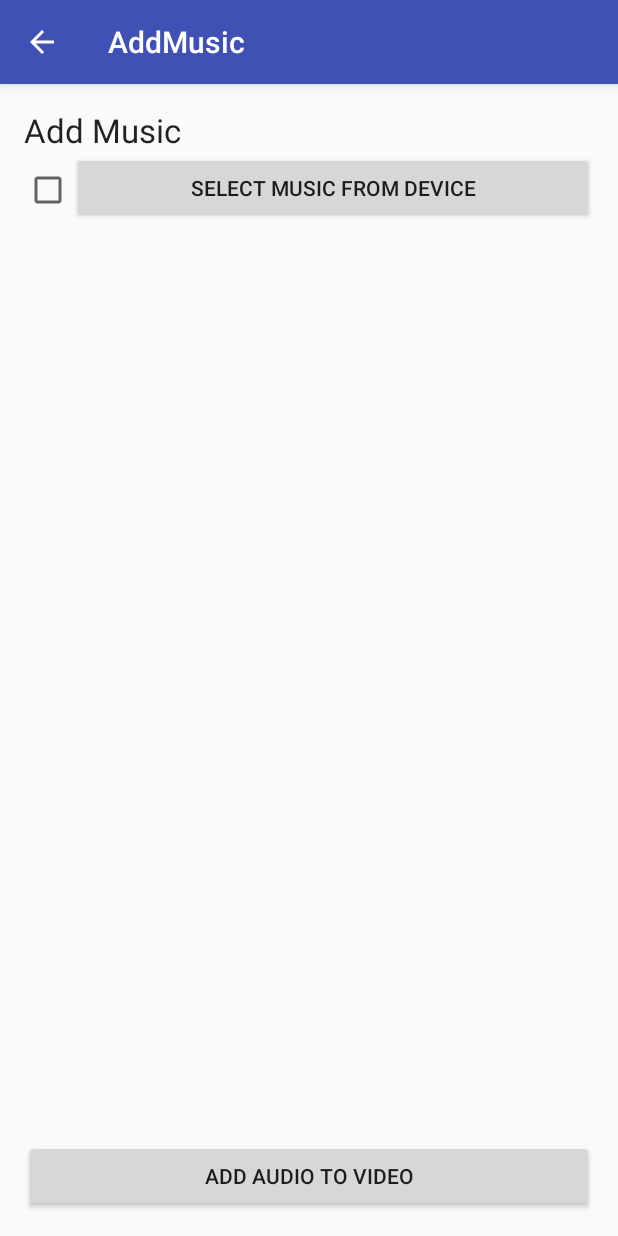
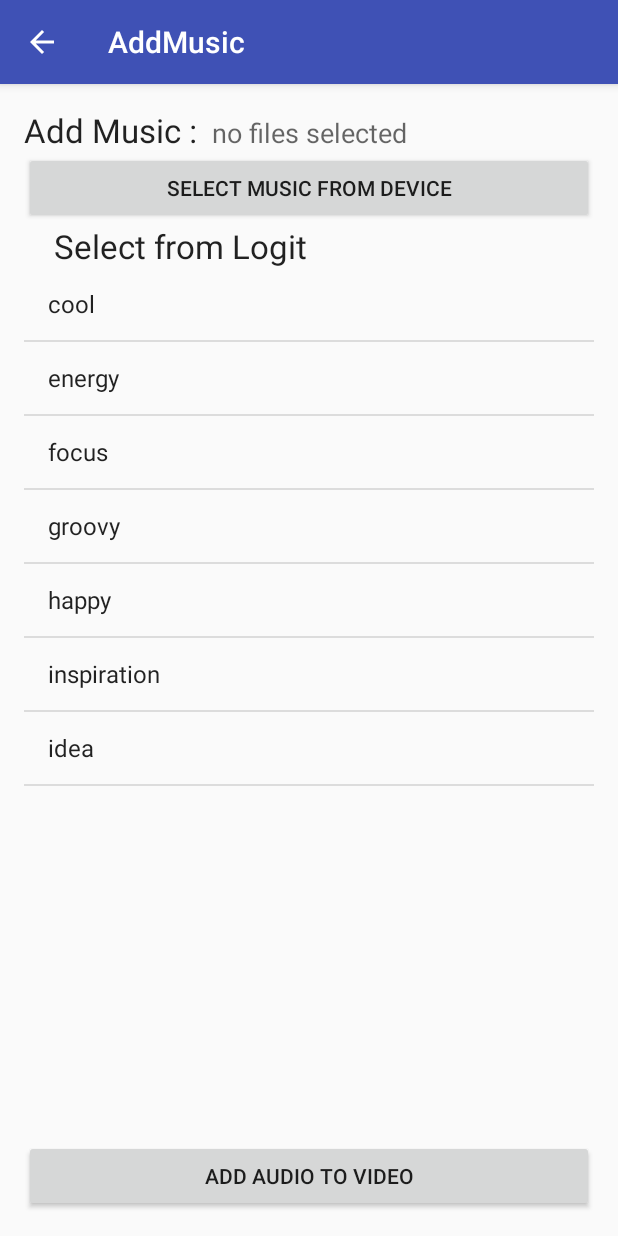
Before and after one commit to akhilraj95/LogIt, an Android app: the AddMusic screen opened directly, with no data from a screen before it, on a phone screen of 412 x 824 dp. Run offline under Robolectric (Android 15) with nearby library versions, the phone set to English and light mode, and no system bars; libraries missing offline, so code that uses them is left out: com.coremedia.iso, com.googlecode.mp4parser, com.mpatric.mp3agic; 4 statements that could not run were skipped.

Commit message:
Add App Music Completed

```diff
--- a/app/src/main/java/com/achilles/akhilraj/logit/AddMusic.java
+++ b/app/src/main/java/com/achilles/akhilraj/logit/AddMusic.java
@@ -5,6 +5,7 @@ import android.content.Context;
 import android.content.Intent;
 import android.content.IntentSender;
 import android.database.Cursor;
+import android.media.MediaPlayer;
 import android.net.Uri;
 import android.os.Bundle;
 import android.os.Environment;
@@ -15,8 +16,12 @@ import android.support.v7.app.AppCompatActivity;
 import android.support.v7.widget.Toolbar;
 import android.util.Log;
 import android.view.View;
+import android.widget.AdapterView;
+import android.widget.ArrayAdapter;
 import android.widget.Button;
 import android.widget.CheckBox;
+import android.widget.ListView;
+import android.widget.TextView;
 import android.widget.Toast;
 
 import com.coremedia.iso.IsoFile;
@@ -35,7 +40,11 @@ import com.mpatric.mp3agic.NotSupportedException;
 import com.mpatric.mp3agic.UnsupportedTagException;
 
 import java.io.File;
+import java.io.FileNotFoundException;
+import java.io.FileOutputStream;
 import java.io.IOException;
+import java.io.InputStream;
+import java.io.OutputStream;
 import java.io.RandomAccessFile;
 import java.net.URI;
 import java.nio.channels.FileChannel;
@@ -48,7 +57,13 @@ public class AddMusic extends AppCompatActivity {
 
     static final int REQ_CODE_PICK_SOUNDFILE = 707;
     Uri audioFileUri;
+    String realpathtomusic;
     private DBHelper mydb ;
+    TextView musicname;
+
+
+        String appmusic[] = {"cool","energy","focus","groovy","happy","inspiration","idea"};
+        String appdir[] = {"cool.mp3","energy.mp3","focus.mp3","groovy.mp3","happy.mp3","inspiration.mp3","littleidea.mp3"};
 
     @Override
     protected void onCreate(Bundle savedInstanceState) {
@@ -85,7 +100,78 @@ public class AddMusic extends AppCompatActivity {
             }
         });
 
-        final CheckBox checkbox = (CheckBox) findViewById(R.id.checkBoxcustommusicaddmusic);
+
+        //appmusic list view
+         musicname = (TextView) findViewById(R.id.textViewmusicname);
+        ListView appmusiclist = (ListView) findViewById(R.id.listViewmusic);
+        ArrayAdapter<String> adapter = new ArrayAdapter<String>(this, android.R.layout.simple_list_item_1, android.R.id.text1, appmusic);
+        appmusiclist.setAdapter(adapter);
+
+        appmusiclist.setOnItemClickListener(new AdapterView.OnItemClickListener() {
+            @Override
+            public void onItemClick(AdapterView<?> parent, View view, int position, long id) {
+
+                try {
+                    String tdir = Environment.getExternalStorageDirectory() + "/Logit/music-cache/"+appdir[position];
+                    InputStream is = getAssets().open(appdir[position]);
+                    File tranfermusic = new File(tdir);
+                    if (!tranfermusic.exists()) {
+                        File t = new File(Environment.getExternalStorageDirectory() + "/Logit/music-cache/");
+                        if (!t.exists()) {
+                            t.mkdir();
+                        }
+                        tranfermusic.createNewFile();
+
+                        OutputStream out = new FileOutputStream(tranfermusic);
+                        copyFile(is, out);
+                    }
+
+
+                    audioFileUri = Uri.parse(tdir);
+                    realpathtomusic = audioFileUri.getPath();
+                    musicname.setText(appmusic[position]);
+
+                } catch (FileNotFoundException e) {
+                    e.printStackTrace();
+                } catch (IOException e) {
+                    e.printStackTrace();
+                }
+            }
+        });
+
+        appmusiclist.setOnItemLongClickListener(new AdapterView.OnItemLongClickListener() {
+            @Override
+            public boolean onItemLongClick(AdapterView<?> parent, View view, int position, long id) {
+
+                try {
+                    InputStream is = getAssets().open(appdir[position]);
+                    String tdir = Environment.getExternalStorageDirectory() + "/Logit/music-cache/"+appdir[position];
+                    File tranfermusic = new File(tdir);
+                    if(!tranfermusic.exists())
+                    {
+                        File t = new File(Environment.getExternalStorageDirectory() + "/Logit/music-cache/");
+                        if(!t.exists())
+                        {
+                            t.mkdir();
+                        }
+                        tranfermusic.createNewFile();
+                        OutputStream out = new FileOutputStream(tranfermusic);
+                        copyFile(is,out);
+                    }
+                    Uri uritemp  = Uri.parse(tdir);
+                   // realpathtomusic = audioFileUri.getPath();
+                    Intent intent = new Intent(Intent.ACTION_VIEW, uritemp);
+                    intent.setDataAndType( Uri.parse("file:///"+Environment.getExternalStorageDirectory() + "/Logit/music-cache/"+appdir[position]), "audio/*");
+                    startActivity(intent);
+
+                    startActivity(intent);
+                } catch (IOException e) {
+                    e.printStackTrace();
+                }
+                return false;
+            }
+        });
+
 
         Button buttonmerge = (Button) findViewById(R.id.buttonmergeaudioaddmusic);
         buttonmerge.setOnClickListener(new View.OnClickListener() {
@@ -93,8 +179,7 @@ public class AddMusic extends AppCompatActivity {
             public void onClick(View v) {
 
                 //using custommusic
-                    if(checkbox.isChecked())
-                    {
+
                         MovieCreator mc = new MovieCreator();
                         Movie movie = new Movie();
                         try {
@@ -113,7 +198,7 @@ public class AddMusic extends AppCompatActivity {
                                 }
                             Movie result = new Movie();
                                 //removing headers
-                                Mp3File mp3file = new Mp3File(getRealPathFromURI(AddMusic.this,audioFileUri));
+                                Mp3File mp3file = new Mp3File(realpathtomusic);
                                 if (mp3file.hasId3v1Tag()) {
                                     mp3file.removeId3v1Tag();
                                     Log.d("MP3agic","removeId3v1Tag");
@@ -172,8 +257,16 @@ public class AddMusic extends AppCompatActivity {
                             Toast.makeText(AddMusic.this, "Failed", Toast.LENGTH_SHORT).show();
                         }
                     }
-            }
+
         });
+    }
+
+    private void copyFile(InputStream in, OutputStream out) throws IOException {
+        byte[] buffer = new byte[1024];
+        int read;
+        while((read = in.read(buffer)) != -1){
+            out.write(buffer, 0, read);
+        }
     }
 
     public String getRealPathFromURI(Context context, Uri contentUri) {
@@ -196,6 +289,8 @@ public class AddMusic extends AppCompatActivity {
         if (requestCode == REQ_CODE_PICK_SOUNDFILE && resultCode == Activity.RESULT_OK){
             if ((data != null) && (data.getData() != null)){
                 audioFileUri = data.getData();
+                realpathtomusic= getRealPathFromURI(AddMusic.this,audioFileUri);
+                musicname.setText("custom music");
                 Toast.makeText(AddMusic.this, "audio selected", Toast.LENGTH_SHORT).show();
                 // Now you can use that Uri to get the file path, or upload it, ...
             }
--- a/app/src/main/res/layout/content_add_music.xml
+++ b/app/src/main/res/layout/content_add_music.xml
@@ -16,22 +16,31 @@
         android:layout_alignParentTop="true"
         android:layout_centerHorizontal="true">
 
-        <TextView
-            android:layout_width="wrap_content"
-            android:layout_height="wrap_content"
-            android:textAppearance="?android:attr/textAppearanceLarge"
-            android:text="Add Music"
-            android:id="@+id/textView9" />
+        <LinearLayout
+            android:orientation="horizontal"
+            android:layout_width="match_parent"
+            android:layout_height="wrap_content">
+
+            <TextView
+                android:layout_width="wrap_content"
+                android:layout_height="wrap_content"
+                android:textAppearance="?android:attr/textAppearanceLarge"
+                android:text="Add Music :"
+                android:id="@+id/textView9" />
+
+            <TextView
+                android:layout_width="wrap_content"
+                android:layout_height="wrap_content"
+                android:textAppearance="?android:attr/textAppearanceMedium"
+                android:text="no files selected"
+                android:id="@+id/textViewmusicname"
+                android:paddingLeft="10dp" />
+        </LinearLayout>
 
         <LinearLayout
             android:orientation="horizontal"
             android:layout_width="match_parent"
-            android:layout_height="match_parent">
-
-            <CheckBox
-                android:layout_width="wrap_content"
-                android:layout_height="51dp"
-                android:id="@+id/checkBoxcustommusicaddmusic" />
+            android:layout_height="wrap_content">
 
             <Button
                 android:layout_width="match_parent"
@@ -42,6 +51,28 @@
 
         </LinearLayout>
 
+        <LinearLayout
+            android:orientation="horizontal"
+            android:layout_width="match_parent"
+            android:layout_height="wrap_content">
+
+            <TextView
+                android:layout_width="wrap_content"
+                android:layout_height="wrap_content"
+                android:textAppearance="?android:attr/textAppearanceLarge"
+                android:text="Select from Logit "
+                android:id="@+id/textView6"
+                android:paddingLeft="20dp" />
+
+        </LinearLayout>
+
+        <ListView
+            android:layout_width="match_parent"
+            android:layout_height="0dp"
+            android:layout_weight="1"
+            android:id="@+id/listViewmusic"
+            android:layout_gravity="center_horizontal" />
+
     </LinearLayout>
 
     <Button
@@ -50,4 +81,5 @@
         android:text="Add Audio to Video"
         android:id="@+id/buttonmergeaudioaddmusic"
         android:layout_alignParentBottom="true" />
+
 </RelativeLayout>
--- a/app/src/main/res/layout/content_indiv_log.xml
+++ b/app/src/main/res/layout/content_indiv_log.xml
@@ -113,8 +113,7 @@
             android:layout_height="0dp"
             android:layout_weight="1"
             android:id="@+id/listViewIndivLog"
-            android:layout_marginTop="10dp"
-            android:backgroundTintMode="src_in" />
+            android:layout_marginTop="10dp" />
 
     </LinearLayout>
 
```
Also changed, not shown: 7 other files.
